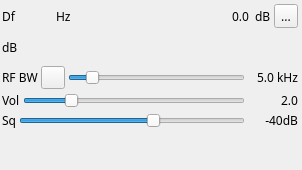
The window that plugins/channelrx/demodam/amdemodgui.ui (f4exb/sdrangel) describes before a commit, drawn with Qt 5.
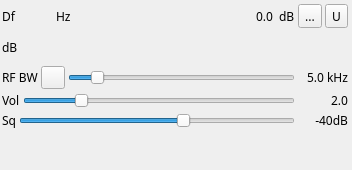
The same window after the commit. Icons and pictures are not drawn. Custom widgets are drawn as their Qt base class.

Commit message: AM demod: implement copy audio to UDP and basic channel settings dialog

Patch:
```diff
--- a/plugins/channelrx/demodam/amdemodgui.ui
+++ b/plugins/channelrx/demodam/amdemodgui.ui
@@ -6,7 +6,7 @@
    <rect>
     <x>0</x>
     <y>0</y>
-    <width>302</width>
+    <width>352</width>
     <height>170</height>
    </rect>
   </property>
@@ -18,7 +18,7 @@
   </property>
   <property name="minimumSize">
    <size>
-    <width>302</width>
+    <width>352</width>
     <height>0</height>
    </size>
   </property>
@@ -39,13 +39,13 @@
     <rect>
      <x>0</x>
      <y>0</y>
-     <width>300</width>
+     <width>350</width>
      <height>131</height>
     </rect>
    </property>
    <property name="minimumSize">
     <size>
-     <width>300</width>
+     <width>350</width>
      <height>0</height>
     </size>
    </property>
@@ -183,6 +183,19 @@
         </property>
        </widget>
       </item>
+      <item>
+       <widget class="ButtonSwitch" name="copyAudioToUDP">
+        <property name="toolTip">
+         <string>Copy audio to UDP</string>
+        </property>
+        <property name="text">
+         <string>U</string>
+        </property>
+        <property name="checkable">
+         <bool>true</bool>
+        </property>
+       </widget>
+      </item>
      </layout>
     </item>
     <item>
```
Left out of the diff: 3 changed lines with no effect on the pictures. The commit also changes 7 other files.
